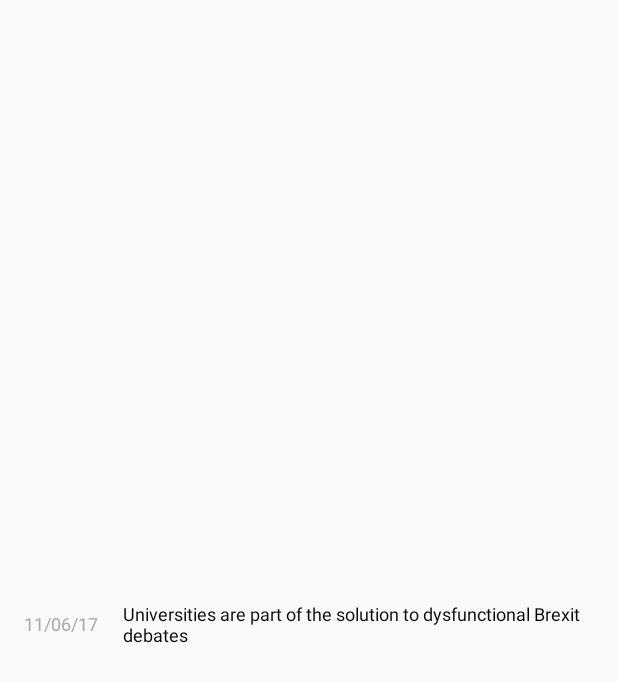
After one commit to erikbenton/news-feed, an Android app: the layout news_list.xml on its own in the app's theme, with its tools: preview values and no code run, on a phone screen of 412 x 824 dp. The commit adds this screen. Shown: the top 682 px of the screen. Run offline under Robolectric (Android 15) with nearby library versions, the phone set to English and light mode, and no system bars.

Commit message:
adding simple list item layout

```diff
--- a/app/src/main/res/layout/activity_news.xml
+++ b/app/src/main/res/layout/activity_news.xml
@@ -1,18 +1,14 @@
 <?xml version="1.0" encoding="utf-8"?>
-<android.support.constraint.ConstraintLayout xmlns:android="http://schemas.android.com/apk/res/android"
+<LinearLayout xmlns:android="http://schemas.android.com/apk/res/android"
     xmlns:app="http://schemas.android.com/apk/res-auto"
     xmlns:tools="http://schemas.android.com/tools"
     android:layout_width="match_parent"
     android:layout_height="match_parent"
     tools:context=".NewsActivity">
 
-    <TextView
+    <ListView
+        android:id="@+id/list"
         android:layout_width="wrap_content"
-        android:layout_height="wrap_content"
-        android:text="Hello World!"
-        app:layout_constraintBottom_toBottomOf="parent"
-        app:layout_constraintLeft_toLeftOf="parent"
-        app:layout_constraintRight_toRightOf="parent"
-        app:layout_constraintTop_toTopOf="parent" />
+        android:layout_height="wrap_content" />
 
-</android.support.constraint.ConstraintLayout>
+</LinearLayout>
--- /dev/null
+++ b/app/src/main/res/layout/news_list.xml
@@ -0,0 +1,25 @@
+<?xml version="1.0" encoding="utf-8"?>
+<LinearLayout
+    xmlns:android="http://schemas.android.com/apk/res/android"
+    android:orientation="horizontal"
+    android:layout_width="match_parent"
+    android:layout_height="match_parent"
+    xmlns:tools="http://schemas.android.com/tools">
+
+    <TextView
+        android:id="@+id/date_view"
+        style="@style/DateStyle"
+        android:layout_width="0dp"
+        android:layout_height="wrap_content"
+        android:layout_weight="1"
+        tools:text="11/06/17"/>
+
+    <TextView
+        android:id="@+id/title_view"
+        style="@style/TitleStyle"
+        android:layout_width="0dp"
+        android:layout_height="wrap_content"
+        android:layout_weight="4"
+        tools:text="Universities are part of the solution to dysfunctional Brexit debates"/>
+
+</LinearLayout>
--- a/app/src/main/res/values/styles.xml
+++ b/app/src/main/res/values/styles.xml
@@ -8,4 +8,24 @@
         <item name="colorAccent">@color/colorAccent</item>
     </style>
 
+    <style name="DateStyle">
+        <item name="android:paddingTop">8dp</item>
+        <item name="android:paddingLeft">4dp</item>
+        <item name="android:paddingRight">4dp</item>
+        <item name="android:textColor">@android:color/darker_gray</item>
+        <item name="android:layout_gravity">center</item>
+        <item name="android:textAlignment">center</item>
+        <item name="android:textSize">12sp</item>
+    </style>
+
+    <style name="TitleStyle">
+        <item name="android:paddingTop">8dp</item>
+        <item name="android:paddingRight">8dp</item>
+        <item name="android:textColor">@android:color/black</item>
+        <item name="android:layout_gravity">center</item>
+        <item name="android:textSize">12sp</item>
+        <item name="android:maxLines">2</item>
+        <item name="android:ellipsize">end</item>
+    </style>
+
 </resources>
```
